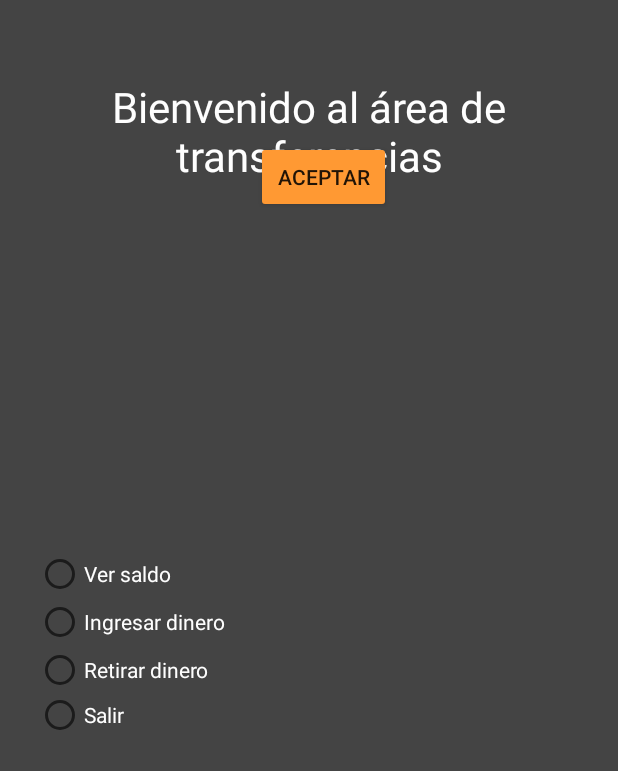
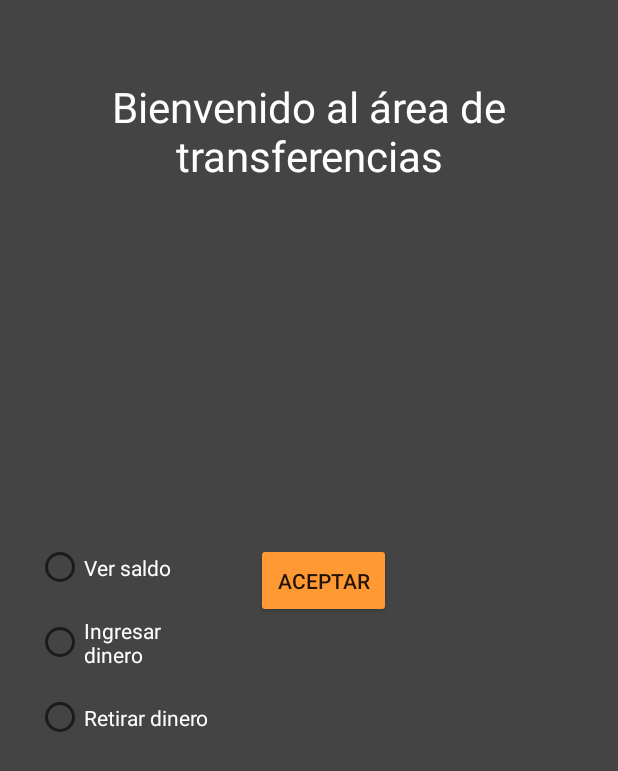
Before and after one commit to Alvarod99/AGame, an Android app: the layout activity_banco.xml on its own in the app's theme, with its tools: preview values and no code run, on a phone screen of 412 x 824 dp. Shown: the top 771 px of the screen. Run offline under Robolectric (Android 15) with nearby library versions, the phone set to English and light mode, and no system bars.

Commit message:
Pantalla de transferencias bancarias y menús (hoy,partidos,noticias)

```diff
--- a/app/src/main/AndroidManifest.xml
+++ b/app/src/main/AndroidManifest.xml
@@ -10,9 +10,10 @@
         android:label="@string/app_name"
         android:supportsRtl="true"
         android:theme="@style/Theme.AppCompat.DayNight.NoActionBar"
-        tools:targetApi="31">
+        tools:targetApi="31">   <!--android:theme="@style/Theme.AppCompat.DayNight.NoActionBar"-->
         <activity
             android:name=".Banco"
+            android:screenOrientation="landscape"
             android:exported="false" />
         <activity
             android:name=".matches"
--- a/app/src/main/java/com/example/agame/Banco.java
+++ b/app/src/main/java/com/example/agame/Banco.java
@@ -15,7 +15,6 @@ public class Banco extends AppCompatActivity {
     private RadioButton saldo = null;
     private RadioButton ingresar = null;
     private RadioButton retirar = null;
-    private RadioButton salir = null;
 
     private TextView textView6 = null;
 
@@ -31,7 +30,6 @@ public class Banco extends AppCompatActivity {
         saldo=findViewById(R.id.saldo);
         ingresar=findViewById(R.id.ingresar);
         retirar=findViewById(R.id.retirar);
-        salir=findViewById(R.id.salir);
 
         textView6=findViewById(R.id.textView6);
 
--- a/app/src/main/java/com/example/agame/LoginActivity.java
+++ b/app/src/main/java/com/example/agame/LoginActivity.java
@@ -57,7 +57,7 @@ public class LoginActivity extends AppCompatActivity {
                     finish();
                     startActivity(new Intent(LoginActivity.this,MainActivity.class));
                     Toast.makeText(LoginActivity.this,"Bienvenido",Toast.LENGTH_SHORT).show();
-                    Intent j = new Intent(LoginActivity.this, Banco.class);//estaba puesto MenuActivity.class
+                    Intent j = new Intent(LoginActivity.this, MenuActivity.class);//estaba puesto MenuActivity.class
                     startActivity(j);
                 }
                 else{
--- a/app/src/main/java/com/example/agame/MenuActivity.java
+++ b/app/src/main/java/com/example/agame/MenuActivity.java
@@ -8,6 +8,7 @@ import android.view.MenuItem;
 
 import androidx.annotation.NonNull;
 import androidx.appcompat.app.AppCompatActivity;
+import androidx.appcompat.widget.Toolbar;
 
 public class MenuActivity extends AppCompatActivity {
 
@@ -15,6 +16,8 @@ public class MenuActivity extends AppCompatActivity {
     protected void onCreate(Bundle savedInstanceState) {
         super.onCreate(savedInstanceState);
         setContentView(R.layout.activity_menu);
+        Toolbar myToolbar = (Toolbar) findViewById(R.id.toolbar);
+        setSupportActionBar(myToolbar);
     }
 
     @SuppressLint("NonConstantResourceId")
@@ -28,8 +31,8 @@ public class MenuActivity extends AppCompatActivity {
     }
     @Override public boolean onCreateOptionsMenu(Menu miMenu){//Sigue sin funcionar
         getMenuInflater().inflate(R.menu.main_menu,miMenu);
+        getMenuInflater().inflate(R.menu.second_menu,miMenu);
 
         return true;
     }
-
 }
--- a/app/src/main/res/layout/activity_banco.xml
+++ b/app/src/main/res/layout/activity_banco.xml
@@ -23,8 +23,8 @@
 
     <RadioGroup
         android:id="@+id/radioGroup"
-        android:layout_width="128dp"
-        android:layout_height="123dp"
+        android:layout_width="123dp"
+        android:layout_height="150dp"
         android:layout_marginStart="24dp"
         android:layout_marginTop="32dp"
         app:layout_constraintBottom_toBottomOf="parent"
@@ -34,29 +34,22 @@
         <RadioButton
             android:id="@+id/saldo"
             android:layout_width="match_parent"
-            android:layout_height="wrap_content"
+            android:layout_height="50dp"
             android:text="@string/ver_saldo"
             android:textColor="#FEFEFE" />
 
         <RadioButton
             android:id="@+id/ingresar"
             android:layout_width="match_parent"
-            android:layout_height="wrap_content"
+            android:layout_height="50dp"
             android:text="@string/ingresar_dinero"
             android:textColor="#FEFEFE" />
 
         <RadioButton
             android:id="@+id/retirar"
             android:layout_width="match_parent"
-            android:layout_height="wrap_content"
+            android:layout_height="50dp"
             android:text="@string/retirar_dinero"
-            android:textColor="#FEFEFE" />
-
-        <RadioButton
-            android:id="@+id/salir"
-            android:layout_width="match_parent"
-            android:layout_height="wrap_content"
-            android:text="@string/salir"
             android:textColor="#FEFEFE" />
     </RadioGroup>
 
@@ -64,28 +57,29 @@
         android:id="@+id/textView6"
         android:layout_width="wrap_content"
         android:layout_height="wrap_content"
-        android:layout_marginTop="48dp"
-        android:text="TextView"
+        android:layout_marginTop="56dp"
+        android:backgroundTint="#FF9800"
+        android:text="@string/saldo"
         android:textColor="#FEFEFE"
         android:textSize="16sp"
         android:visibility="invisible"
         app:layout_constraintEnd_toEndOf="parent"
-        app:layout_constraintHorizontal_bias="0.393"
-        app:layout_constraintStart_toStartOf="parent"
+        app:layout_constraintHorizontal_bias="0.205"
+        app:layout_constraintStart_toEndOf="@+id/radioGroup"
         app:layout_constraintTop_toBottomOf="@+id/textView5" />
 
     <EditText
         android:id="@+id/editTextIngresar"
         android:layout_width="250dp"
         android:layout_height="wrap_content"
-        android:layout_marginTop="20dp"
+        android:layout_marginTop="16dp"
         android:ems="10"
         android:hint="@string/cantidad_de_dinero_a_ingresar"
         android:inputType="numberDecimal"
         android:textColorHint="#FDFDFD"
         android:visibility="invisible"
         app:layout_constraintEnd_toEndOf="parent"
-        app:layout_constraintHorizontal_bias="0.334"
+        app:layout_constraintHorizontal_bias="0.335"
         app:layout_constraintStart_toEndOf="@+id/radioGroup"
         app:layout_constraintTop_toBottomOf="@+id/textView6"
         tools:ignore="MissingConstraints" />
@@ -94,21 +88,22 @@
         android:id="@+id/editTextRetirar"
         android:layout_width="250dp"
         android:layout_height="wrap_content"
+        android:layout_marginTop="16dp"
         android:ems="10"
         android:hint="@string/cu_nto_dinero_desea_retirar"
         android:inputType="numberDecimal"
         android:textColorHint="#FEFEFE"
         android:visibility="invisible"
         app:layout_constraintEnd_toEndOf="parent"
-        app:layout_constraintHorizontal_bias="0.334"
+        app:layout_constraintHorizontal_bias="0.335"
         app:layout_constraintStart_toEndOf="@+id/radioGroup"
-        tools:layout_editor_absoluteY="238dp"
+        app:layout_constraintTop_toBottomOf="@+id/editTextIngresar"
         tools:ignore="MissingConstraints" />
 
     <Button
         android:id="@+id/aceptar"
         android:layout_width="90dp"
-        android:layout_height="48dp"
+        android:layout_height="50dp"
         android:layout_marginTop="24dp"
         android:backgroundTint="#FF9933"
         android:text="@string/aceptar"
--- a/app/src/main/res/menu/main_menu.xml
+++ b/app/src/main/res/menu/main_menu.xml
@@ -8,6 +8,7 @@
     <item
         android:id="@+id/action_profile"
         android:title="@string/perfil"
+        android:textColor="#FEFEFE"
         android:icon="@drawable/baseline_assignment_ind_24"
         app:showAsAction="ifRoom"/>
 
--- a/app/src/main/res/values/strings.xml
+++ b/app/src/main/res/values/strings.xml
@@ -21,6 +21,7 @@
     <string name="aceptar">Aceptar</string>
     <string name="cu_nto_dinero_desea_retirar">¿Cuánto dinero desea retirar?</string>
     <string name="cantidad_de_dinero_a_ingresar">Cantidad de dinero a ingresar</string>
+    <string name="saldo">Saldo</string>
 
 
 </resources>
--- a/app/src/main/res/values/themes.xml
+++ b/app/src/main/res/values/themes.xml
@@ -13,4 +13,9 @@
         <item name="android:statusBarColor">?attr/colorPrimaryVariant</item>
         <!-- Customize your theme here. -->
     </style>
+    <style name="ToolbarTheme">
+        <item name="android:textColorPrimary">#FF9800</item>
+        <item name="actionMenuTextColor">#FF9800</item>
+    </style>
+
 </resources>
```
Also changed, not shown: app/src/main/res/layout/activity_menu.xml (+21 -7 lines), app/src/main/res/layout/activity_profile.xml (+0 -25 lines).
